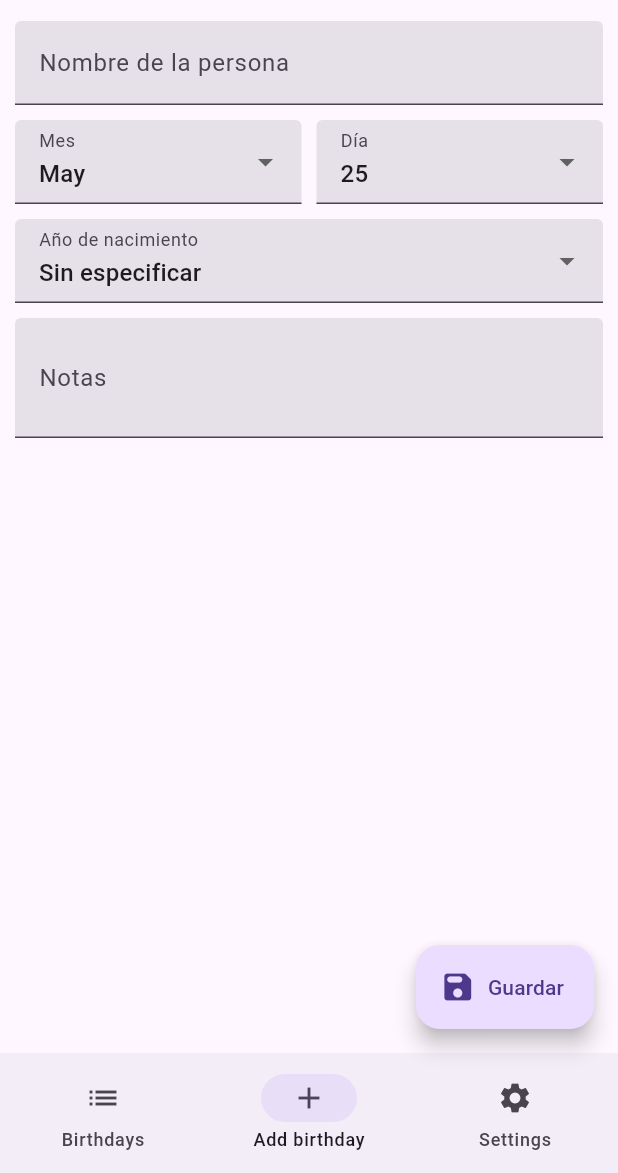
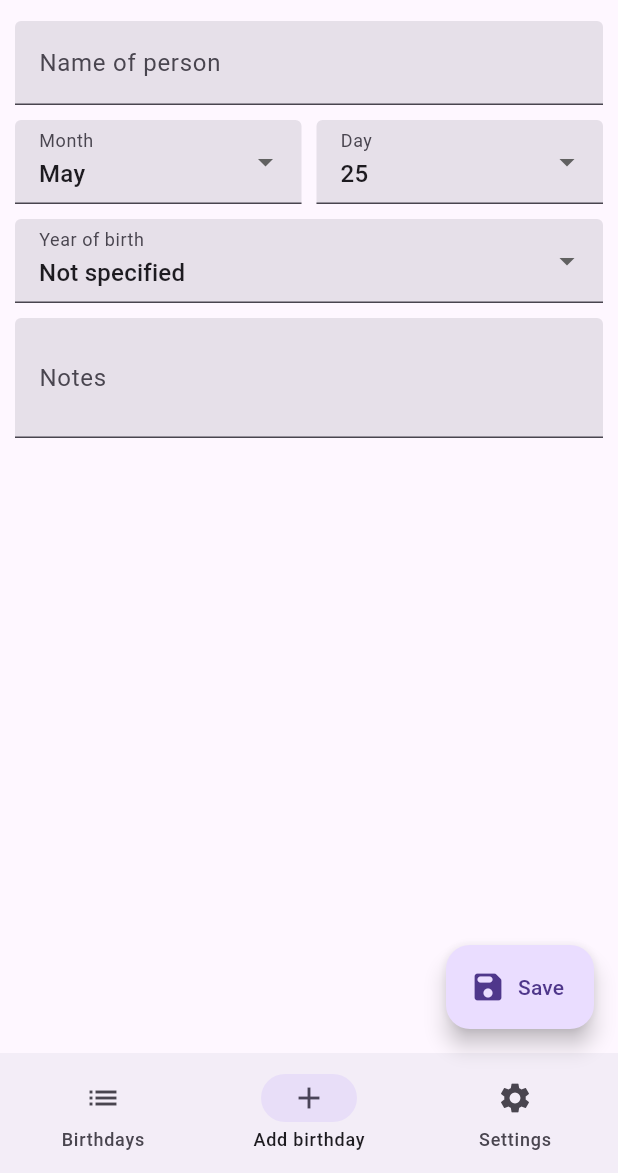
Before and after one commit to Martoxdlol/birthday_reminder, a Flutter app: the screen it shows once a user with an empty profile is signed in, item 2 of the bottom bar chosen, on a phone screen of 412 x 824 dp, the part 63-1236 px from its top. Run offline on Flutter 3.47's test engine with Material 2 defaults, Android fonts, the phone set to English and light mode, and no system bars; our stand-ins replace cloud_firestore, firebase_auth, firebase_core, flutter_signin_button, settings_ui; accounts and stored records are empty; generated files the repository leaves out were written again; network calls fail.

Commit message:
kinda working

```diff
--- a/lib/l10n/app_en.arb
+++ b/lib/l10n/app_en.arb
@@ -5,5 +5,28 @@
     "birthdays": "Birthdays",
     "add": "Add birthday",
     "settings": "Settings",
-    "search": "Search"
+    "search": "Search",
+    "account": "Account",
+    "sign_out": "Sign out",
+    "year_of_birth": "Year of birth",
+    "month": "Month",
+    "day": "Day",
+    "notes": "Notes",
+    "name_of_person": "Name of person",
+    "save": "Save",
+    "accept": "Accept",
+    "cancel": "Cancel",
+    "share": "Share",
+    "are_you_sure": "Are you sure?",
+    "editing": "Editing",
+    "error_ocurred": "An error occurred",
+    "close": "Close",
+    "failed_to_save": "Failed to save, try again.",
+    "not_specified": "Not specified",
+    "born_this_year": "born this year",
+    "born_next_year": "born next year",
+    "turns": "turns",
+    "years": "years",
+    "days": "days",
+    "in_word": "in"
 }
--- a/lib/l10n/app_es.arb
+++ b/lib/l10n/app_es.arb
@@ -1,9 +1,32 @@
 {
-    "mainPageTitle": "Proximos cumpleaños",
-    "appName": "Recordador de cumpleaños",
+    "mainPageTitle": "Próximos cumpleaños",
+    "appName": "Recordatorio de Cumpleaños",
     "signIn": "Iniciar sesión",
     "birthdays": "Cumpleaños",
-    "add": "Agregar",
+    "add": "Agregar cumpleaños",
     "settings": "Configuración",
-    "search": "Buscar"
+    "search": "Buscar",
+    "account": "Cuenta",
+    "sign_out": "Cerrar sesión",
+    "year_of_birth": "Año de nacimiento",
+    "month": "Mes",
+    "day": "Día",
+    "notes": "Notas",
+    "name_of_person": "Nombre de la persona",
+    "save": "Guardar",
+    "accept": "Aceptar",
+    "cancel": "Cancelar",
+    "share": "Compartir",
+    "are_you_sure": "¿Estás seguro?",
+    "editing": "Editando",
+    "error_occurred": "Ocurrió un error",
+    "close": "Cerrar",
+    "failed_to_save": "Error al guardar, intente de nuevo.",
+    "not_specified": "Not specified",
+    "born_this_year": "nace este año",
+    "born_next_year": "nace el próximo año",
+    "turns": "cumple",
+    "years": "años",
+    "days": "días",
+    "in_word": "en"
 }
--- a/lib/layouts/add_new.dart
+++ b/lib/layouts/add_new.dart
@@ -74,9 +74,9 @@ class NewBirthday extends StatelessWidget {
         child: ListView(
           children: [
             TextFormField(
-              decoration: const InputDecoration(
+              decoration: InputDecoration(
                 filled: true,
-                labelText: "Nombre de la persona",
+                labelText: strings.name_of_person,
               ),
               initialValue: data.name,
               onChanged: (value) {
@@ -91,7 +91,7 @@ class NewBirthday extends StatelessWidget {
                     onDataChange(data.copyWith(month: value));
                   },
                   value: data.month,
-                  label: 'Mes',
+                  label: strings.month,
                   items: months,
                 ),
                 const SizedBox(width: 10),
@@ -100,7 +100,7 @@ class NewBirthday extends StatelessWidget {
                     onDataChange(data.copyWith(day: value));
                   },
                   value: data.day,
-                  label: 'Día',
+                  label: strings.day,
                   items: days.map((e) => e.toString()).toList(),
                 )
               ],
@@ -116,9 +116,9 @@ class NewBirthday extends StatelessWidget {
             TextFormField(
               minLines: 2,
               maxLines: 5,
-              decoration: const InputDecoration(
+              decoration: InputDecoration(
                 filled: true,
-                labelText: "Notas",
+                labelText: strings.notes,
               ),
               onChanged: (value) {
                 onDataChange(data.copyWith(name: value));
@@ -180,14 +180,12 @@ class BirthYearPicker extends StatefulWidget {
 }
 
 class _BirthYearPickerState extends State<BirthYearPicker> {
-  var menuItems = <DropdownMenuItem<int>>[];
-
-  @override
-  void initState() {
-    setState(() {
-      menuItems.add(const DropdownMenuItem(
+  List<DropdownMenuItem<int>> menuItems(BuildContext context) {
+    final strings = appStrings(context);
+    final menuItems = <DropdownMenuItem<int>>[];
+    menuItems.add(DropdownMenuItem(
       value: 0,
-        child: Text("Sin especificar"),
+      child: Text(strings.not_specified),
     ));
 
     for (int i = -1; i < 130; i++) {
@@ -202,7 +200,7 @@ class _BirthYearPickerState extends State<BirthYearPicker> {
           child: Row(children: [
             Text((DateTime.now().year - i).toString()),
             const SizedBox(width: 7),
-              const Text("nace el año próximo", style: TextStyle(color: Colors.grey)),
+            Text(strings.born_next_year, style: const TextStyle(color: Colors.grey)),
           ]),
         ));
       } else if (turns == 0) {
@@ -212,7 +210,7 @@ class _BirthYearPickerState extends State<BirthYearPicker> {
           child: Row(children: [
             Text((DateTime.now().year - i).toString()),
             const SizedBox(width: 7),
-              const Text("nace este año", style: TextStyle(color: Colors.grey)),
+            Text(strings.born_this_year, style: const TextStyle(color: Colors.grey)),
           ]),
         ));
       } else {
@@ -222,25 +220,25 @@ class _BirthYearPickerState extends State<BirthYearPicker> {
           child: Row(children: [
             Text((DateTime.now().year - i).toString()),
             const SizedBox(width: 7),
-              Text("cumple $turns años", style: const TextStyle(color: Colors.grey)),
+            Text("${strings.turns} $turns ${strings.years}", style: const TextStyle(color: Colors.grey)),
           ]),
         ));
       }
     }
-    });
-    super.initState();
+    return menuItems;
   }
 
   @override
   Widget build(BuildContext context) {
+    final strings = appStrings(context);
     return DropdownButtonFormField(
       onChanged: (value) {},
-      decoration: const InputDecoration(
+      decoration: InputDecoration(
         filled: true,
-        labelText: "Año de nacimiento",
+        labelText: strings.year_of_birth,
       ),
       value: 0,
-      items: menuItems,
+      items: menuItems(context),
     );
   }
 }
--- a/lib/layouts/birthday_view.dart
+++ b/lib/layouts/birthday_view.dart
@@ -5,7 +5,6 @@ import 'package:birthday_reminder/widgets/confirm_dialog.dart';
 import 'package:cloud_firestore/cloud_firestore.dart';
 import 'package:firebase_auth/firebase_auth.dart';
 import 'package:flutter/material.dart';
-import 'package:intl/intl.dart';
 
 class BirthdayView extends StatefulWidget {
   BirthdayView({
@@ -48,14 +47,12 @@ class _BirthdayViewState extends State<BirthdayView> {
   }
 
   bool get somethingChanged {
-    bool somethingChanged = false;
-    if (widget.name != data?.name) somethingChanged = true;
-    if (widget.date.day != data?.day) somethingChanged = true;
-    if (widget.date.month != data?.month) somethingChanged = true;
-    if (widget.noYear != (data?.year == 0)) somethingChanged = true;
-    if (widget.noYear && widget.date.year != data?.year) somethingChanged = true;
-    if (widget.notes != data?.notes) somethingChanged = true;
-    return somethingChanged;
+    if (widget.name != data?.name) return true;
+    if (widget.date.day != data?.day) return true;
+    if (widget.date.month != data?.month) return true;
+    if (widget.noYear != (data?.year == 0)) return true;
+    if (widget.notes != data?.notes) return true;
+    return false;
   }
 
   Future<void> save() async {
@@ -75,6 +72,7 @@ class _BirthdayViewState extends State<BirthdayView> {
 
   @override
   Widget build(BuildContext context) {
+    final strings = appStrings(context);
     return WillPopScope(
       onWillPop: () async {
         if (somethingChanged) {
@@ -84,14 +82,14 @@ class _BirthdayViewState extends State<BirthdayView> {
       },
       child: Scaffold(
         appBar: AppBar(
-          title: Text(somethingChanged ? "Editando" : (data?.name ?? widget.name)),
+          title: Text(somethingChanged ? strings.editing : (data?.name ?? widget.name)),
           actions: [
             IconButton(
               onPressed: () async {
                 final result = await confirm(
                   context,
                   onInput: (result) {},
-                  title: Text("¿Está seguro?"),
+                  title: Text(strings.are_you_sure),
                   content: Text("Se eliminará el cumpleaños de ${data?.name ?? widget.name}."),
                 );
 
@@ -125,7 +123,7 @@ class _BirthdayViewState extends State<BirthdayView> {
                 Navigator.of(context).pop();
                 save().then((value) {}).catchError((error) {
                   confirm(context,
-                      title: Text("Ocurrió un error"),
+                      title: Text(strings.error_ocurred),
                       onInput: (result) {},
                       content: Text("No se pudo guardar el cumpleaños. Intentelo mas tarde,"));
                 });
@@ -142,11 +140,11 @@ class _BirthdayViewState extends State<BirthdayView> {
           destinations: [
             NavigationDestination(
               icon: Icon(somethingChanged ? Icons.cancel : Icons.share),
-              label: somethingChanged ? "Cancelar" : "Compartir",
+              label: somethingChanged ? strings.cancel : strings.share,
             ),
             NavigationDestination(
               icon: Icon(somethingChanged ? Icons.save : Icons.close),
-              label: somethingChanged ? "Guardar" : "Cerrar",
+              label: somethingChanged ? strings.save : strings.close,
             ),
           ],
         ),
--- a/lib/pages/home.dart
+++ b/lib/pages/home.dart
@@ -45,6 +45,8 @@ class _HomeState extends State<Home> {
       if (indexes.last != 0) indexes.add(0);
     });
 
+    final strings = appStrings(context);
+
     try {
       await FirebaseFirestore.instance.collection('birthdays').add({
         "birth": date,
@@ -76,8 +78,8 @@ class _HomeState extends State<Home> {
             indexes.add(1);
           });
         },
-        title: Text("Ocurrió un error"),
-        content: Text("No se pudo guardar el cumpleaños. Por favor, intenta de nuevo."),
+        title: Text(strings.error_ocurred),
+        content: Text(strings.failed_to_save),
       );
     }
   }
@@ -142,7 +144,7 @@ class _HomeState extends State<Home> {
             ? FloatingActionButton.extended(
                 onPressed: saveBirthday,
                 icon: Icon(Icons.save_rounded),
-                label: Text("Guardar"),
+                label: Text(strings.save),
               )
             : null,
         bottomNavigationBar: NavigationBar(
--- a/lib/pages/login.dart
+++ b/lib/pages/login.dart
@@ -49,6 +49,7 @@ class LoginPage extends StatelessWidget {
                 Buttons.Google,
                 text: "Sign up with Google",
                 onPressed: () {
+                  print(FirebaseAuth.instance);
                   FirebaseAuth.instance.signInWithProvider(GoogleAuthProvider());
                 },
               ),
--- a/lib/widgets/birthday_card.dart
+++ b/lib/widgets/birthday_card.dart
@@ -1,4 +1,5 @@
 import 'package:birthday_reminder/layouts/birthday_view.dart';
+import 'package:birthday_reminder/strings.dart';
 import 'package:flutter/material.dart';
 
 class BirthdayCard extends StatelessWidget {
@@ -20,6 +21,8 @@ class BirthdayCard extends StatelessWidget {
   @override
   Widget build(BuildContext context) {
     final now = DateTime.now();
+
+    final strings = appStrings(context);
 
     final thisYear = now.year;
 
@@ -51,7 +54,7 @@ class BirthdayCard extends StatelessWidget {
             children: [
               Text(personName),
               Expanded(child: SizedBox.shrink()),
-              Text("En $diff días"),
+              Text("${strings.in_word} $diff ${strings.days}"),
             ],
           ),
         ),
--- a/pubspec.yaml
+++ b/pubspec.yaml
@@ -35,7 +35,7 @@ dependencies:
   firebase_core: ^2.4.1
   flutter_localizations: # Add this line
     sdk: flutter         # Add this line
-  intl: ^0.18.0
+  intl: any
   firebase_auth: ^4.2.4
   cloud_firestore: ^4.3.1
   provider: ^6.0.5
```
Also changed, not shown: firebase.json, 4 other files. Lines whose indentation alone changed are shown as unchanged.
